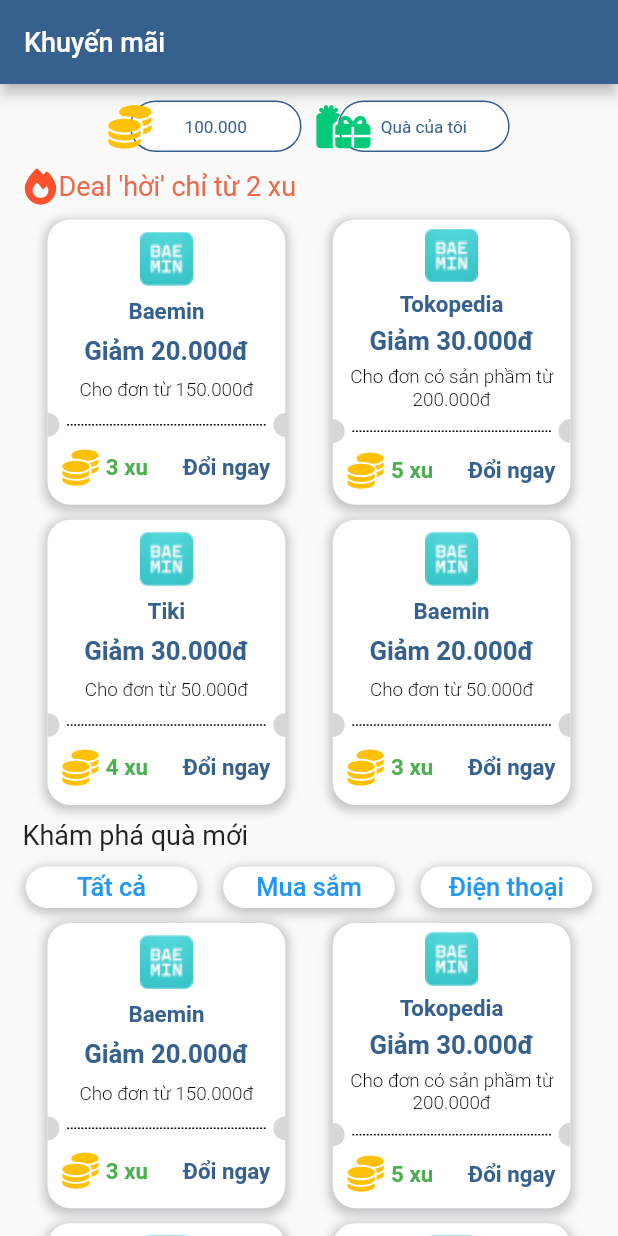
After one commit to hiepchau/NFCEWallet, a Flutter app: the PromoScreen screen opened directly, on a phone screen of 412 x 824 dp. The commit adds this screen. Run offline on Flutter 3.47's test engine with Material 2 defaults, Android fonts, the phone set to English and light mode, and no system bars; our stand-ins replace animated_bottom_navigation_bar, flutter_font_icons, flutter_screenutil, font_awesome_flutter; missing offline and left inert: ewallet.

Commit message:
add promo screen

```diff
--- a/lib/ui/screen/history/history_screen.dart
+++ b/lib/ui/screen/history/history_screen.dart
@@ -9,14 +9,14 @@ import 'package:nfc_e_wallet/ui/style/color.dart';
 import 'history_list.dart';
 import 'history_widget.dart';
 
-class HistoryPage extends StatefulWidget {
-  const HistoryPage({Key? key}) : super(key: key);
+class HistoryScreen extends StatefulWidget {
+  const HistoryScreen({Key? key}) : super(key: key);
 
   @override
-  _HistoryPage createState() => _HistoryPage();
+  _HistoryScreen createState() => _HistoryScreen();
 }
 
-class _HistoryPage extends State<HistoryPage> {
+class _HistoryScreen extends State<HistoryScreen> {
   bool obscureText = true;
   @override
   Widget build(BuildContext context) {
--- a/lib/ui/screen/notification/notification_screen.dart
+++ b/lib/ui/screen/notification/notification_screen.dart
@@ -4,14 +4,14 @@ import 'package:nfc_e_wallet/ui/style/color.dart';
 import 'package:nfc_e_wallet/ui/screen/notification/nofitication_widget.dart';
 import '../app_navigator.dart';
 
-class NotificationPage extends StatefulWidget {
-  const NotificationPage({super.key});
+class NotificationScreen extends StatefulWidget {
+  const NotificationScreen({super.key});
 
   @override
-  _NotificationPage createState() => _NotificationPage();
+  _NotificationScreen createState() => _NotificationScreen();
 }
 
-class _NotificationPage extends State<NotificationPage> {
+class _NotificationScreen extends State<NotificationScreen> {
   @override
   Widget build(BuildContext context) {
     return Scaffold(
--- /dev/null
+++ b/lib/ui/screen/promo/promo_item.dart
@@ -0,0 +1,155 @@
+import 'dart:math';
+
+import 'package:flutter/material.dart';
+import 'package:flutter_screenutil/flutter_screenutil.dart';
+import 'package:font_awesome_flutter/font_awesome_flutter.dart';
+import 'package:nfc_e_wallet/ui/style/color.dart';
+import 'package:nfc_e_wallet/ui/widgets/dashed_line.dart';
+
+class PromoItem extends StatelessWidget {
+  final String title;
+  final String subTitle;
+  final String description;
+  final String price;
+  final String actionTitle;
+
+  const PromoItem(
+      {Key? key,
+        required this.title,
+        required this.subTitle,
+        required this.description,
+        this.price = '',
+        required this.actionTitle})
+      : super(key: key);
+
+  @override
+  Widget build(BuildContext context) {
+    return AspectRatio(
+      aspectRatio: 150 / 180,
+      child: GestureDetector(
+        child: Container(
+            decoration: BoxDecoration(
+              color: Colors.white,
+              borderRadius: BorderRadius.circular(15),
+              boxShadow: [
+                BoxShadow(
+                    color: grey.withOpacity(0.5),
+                    spreadRadius: 2,
+                    blurRadius: 5,
+                    offset: const Offset(0, 2)),
+              ],
+            ),
+            child: LayoutBuilder(
+              builder: (context, constraints) {
+                final height = constraints.maxHeight;
+
+                final decorateHeight = height * 15 / 180;
+
+                return Column(
+                  mainAxisAlignment: MainAxisAlignment.spaceEvenly,
+                  children: [
+                    Container(
+                        width: 30.h,
+                        height: 30.h,
+                        decoration: const BoxDecoration(
+                          image: DecorationImage(
+                            image: AssetImage(
+                                'assets/images/icons/baeminIcon.png'),
+                            fit: BoxFit.cover,
+                          ),
+                        )),
+                    Text(title,
+                        style: TextStyle(
+                            fontSize: 13.sp,
+                            fontWeight: FontWeight.bold,
+                            color: primary)),
+                    Text(subTitle,
+                        style: TextStyle(
+                            fontSize: 15.sp,
+                            fontWeight: FontWeight.bold,
+                            color: primary)),
+                    Text(description,
+                        textAlign: TextAlign.center,
+                        style: TextStyle(
+                          fontSize: 11.sp,
+                          fontWeight: FontWeight.w300,
+                          color: Colors.black,
+                        )),
+                    Row(
+                        mainAxisAlignment: MainAxisAlignment.spaceBetween,
+                        children: [
+                          Container(
+                              height: decorateHeight,
+                              width: decorateHeight / 2,
+                              decoration: const BoxDecoration(
+                                  color: Color.fromARGB(255, 215, 215, 215),
+                                  borderRadius: BorderRadius.only(
+                                    topRight: Radius.circular(100),
+                                    bottomRight: Radius.circular(100),
+                                  ))),
+                          const Expanded(
+                              child: Padding(
+                                padding: EdgeInsets.only(left: 4, right: 4),
+                                child: DashedLine(),
+                              )),
+                          Container(
+                              height: decorateHeight,
+                              width: decorateHeight / 2,
+                              decoration: const BoxDecoration(
+                                  color: Color.fromARGB(255, 215, 215, 215),
+                                  borderRadius: BorderRadius.only(
+                                    topLeft: Radius.circular(100),
+                                    bottomLeft: Radius.circular(100),
+                                  ))),
+                        ]),
+                    IntrinsicHeight(
+                      child: Row(
+                        mainAxisAlignment: MainAxisAlignment.spaceBetween,
+                        crossAxisAlignment: CrossAxisAlignment.stretch,
+                        children: [
+                          Padding(
+                            padding: const EdgeInsets.only(left: 10, bottom: 5),
+                            child: Align(
+                              alignment: Alignment.centerLeft,
+                              child: Row(
+                                mainAxisAlignment: MainAxisAlignment.center,
+                                children: [
+                                  Icon(
+                                    FontAwesomeIcons.coins,
+                                    size: 20.h,
+                                    color: Colors.amber,
+                                  ),
+                                  SizedBox(
+                                    width: 5,
+                                  ),
+                                  Text(price,
+                                      style: TextStyle(
+                                          fontSize: 13.sp,
+                                          fontWeight: FontWeight.bold,
+                                          color: Colors.green)),
+                                ],
+                              ),
+                            ),
+                          ),
+                          Padding(
+                            padding:
+                            const EdgeInsets.only(right: 10, bottom: 5),
+                            child: Align(
+                                alignment: Alignment.centerRight,
+                                child: Text(actionTitle,
+                                    style: TextStyle(
+                                        fontSize: 13.sp,
+                                        fontWeight: FontWeight.bold,
+                                        color: primary))),
+                          )
+                        ],
+                      ),
+                    )
+                  ],
+                );
+              },
+            )),
+      ),
+    );
+  }
+}
--- /dev/null
+++ b/lib/ui/screen/promo/promo_screen.dart
@@ -0,0 +1,366 @@
+import 'dart:math';
+
+import 'package:flutter/material.dart';
+import 'package:flutter/widgets.dart';
+import 'package:flutter_screenutil/flutter_screenutil.dart';
+import 'package:font_awesome_flutter/font_awesome_flutter.dart';
+import 'package:nfc_e_wallet/ui/screen/promo/promo_item.dart';
+import 'package:nfc_e_wallet/ui/style/color.dart';
+import 'package:nfc_e_wallet/utils/list_utils.dart';
+import 'package:nfc_e_wallet/utils/widget_utils.dart';
+
+class Promo {
+  final String title;
+  final String subTitle;
+  final String description;
+  final String price;
+  final String actionTitle;
+
+  Promo(this.title, this.subTitle, this.description, this.price,
+      this.actionTitle);
+
+  static List<Promo> generateRandomPromos(int count) {
+    final random = Random();
+    final titles = [
+      'Baemin',
+      'Grab',
+      'Shopee',
+      'Tiki',
+      'Lazada',
+      'Zalora',
+      'Traveloka',
+      'Gojek',
+      'Tokopedia',
+      'Bukalapak'
+    ];
+    final subTitles = [
+      'Giảm 10.000đ',
+      'Giảm 20.000đ',
+      'Giảm 30.000đ',
+      'Giảm 10%',
+    ];
+    final descriptions = [
+      'Cho đơn từ 50.000đ',
+      'Cho đơn từ 100.000đ',
+      'Cho đơn từ 150.000đ',
+      'Cho đơn có sản phầm từ 200.000đ',
+    ];
+    final prices = [
+      '2 xu',
+      '3 xu',
+      '4 xu',
+      '5 xu',
+    ];
+    final actionTitles = ['Đổi ngay'];
+    final result = <Promo>[];
+    for (int i = 0; i < count; i++) {
+      final title = titles[random.nextInt(titles.length)];
+      final subTitle = subTitles[random.nextInt(subTitles.length)];
+      final description = descriptions[random.nextInt(descriptions.length)];
+      final price = prices[random.nextInt(prices.length)];
+      final actionTitle = actionTitles[random.nextInt(actionTitles.length)];
+      result.add(Promo(title, subTitle, description, price, actionTitle));
+    }
+    return result;
+  }
+
+  Widget toWidget() {
+    return PromoItem(
+      title: title,
+      subTitle: subTitle,
+      description: description,
+      price: price,
+      actionTitle: actionTitle,
+    );
+  }
+}
+
+class _PromoTab extends StatefulWidget {
+  const _PromoTab({Key? key}) : super(key: key);
+
+  @override
+  State<_PromoTab> createState() => _PromoTabState();
+}
+
+class _PromoTabState extends State<_PromoTab> {
+  final List<List<Promo>> _hotPromos = [
+    Promo.generateRandomPromos(4),
+    Promo.generateRandomPromos(6),
+    Promo.generateRandomPromos(3),
+  ];
+  int _promoIndex = 0;
+
+  final _hotDealPromo = Promo.generateRandomPromos(4);
+
+  @override
+  Widget build(BuildContext context) {
+    return LayoutBuilder(
+      builder: (context, constraints) {
+        final width = constraints.maxWidth;
+        final height = constraints.maxHeight;
+
+        final promoItemWidth = width * 150 / 390;
+        final buttonHeight = height * 28 / 720;
+
+        final promoRows = WidgetUtils.rowEvenlyWidthDivideWrap(
+            width,
+            promoItemWidth,
+            2,
+            _hotDealPromo
+                .map((e) =>
+                SizedBox(width: promoItemWidth, child: e.toWidget()))
+                .toList())
+            .map((e) => Row(children: e))
+            .toList();
+
+        return ListView(
+          shrinkWrap: false,
+          children: [
+            Padding(
+              padding: const EdgeInsets.symmetric(horizontal:15.0),
+              child: Row(
+                children: const [
+                  Icon(
+                    FontAwesomeIcons.fire,
+                    color: Color.fromRGBO(252, 82, 44, 1),
+                  ),
+                  Text(
+                    'Deal \'hời\' chỉ từ 2 xu',
+                    style: TextStyle(color: Color.fromRGBO(237, 105, 74, 1), fontSize: 18),
+                  ),
+                ],
+              ),
+            ),
+            SizedBox(height: 10,),
+            Column(
+                children: ListUtils.join(
+                    promoRows, (_) => const SizedBox(height: 10))),
+            SizedBox(height: 10,),
+            const Padding(
+              padding: EdgeInsets.symmetric(horizontal: 15.0),
+              child: Text('Khám phá quà mới',style: TextStyle(fontSize: 18),),
+            ),
+            SizedBox(height: 10,),
+            Row(
+              mainAxisAlignment: MainAxisAlignment.spaceEvenly,
+              children: [
+                buildRoundButton(buttonHeight, 'Tất cả', () {
+                  setState(() {
+                    _promoIndex = 0;
+                  });
+                }),
+                buildRoundButton(buttonHeight, 'Mua sắm', () {
+                  setState(() {
+                    _promoIndex = 1;
+                  });
+                }),
+                buildRoundButton(buttonHeight, 'Điện thoại', () {
+                  setState(() {
+                    _promoIndex = 2;
+                  });
+                }),
+              ],
+            ),
+            SizedBox(height: 10,),
+
+            Column(
+                children: ListUtils.join(
+                    WidgetUtils.rowEvenlyWidthDivideWrap(
+                        width,
+                        promoItemWidth,
+                        2,
+                        _hotPromos[_promoIndex]
+                            .map((e) => SizedBox(
+                            width: promoItemWidth, child: e.toWidget()))
+                            .toList())
+                        .map((e) => Row(children: e))
+                        .toList(),
+                        (_) => const SizedBox(height: 10))),
+            SizedBox(height: 30,),
+          ],
+        );
+      },
+    );
+  }
+
+  Widget buildRoundButton(
+      double suggestIconHeight, String text, void Function()? onTap) {
+    return Container(
+      width: 100.w,
+      height: suggestIconHeight,
+      decoration: BoxDecoration(
+        color: Colors.white,
+        borderRadius: BorderRadius.circular(25),
+        boxShadow: [
+          BoxShadow(
+              color: grey.withOpacity(0.5),
+              spreadRadius: 2,
+              blurRadius: 5,
+              offset: const Offset(0, 2)),
+        ],
+      ),
+      child: FittedBox(
+        fit: BoxFit.fitHeight,
+        child: Center(
+          child: TextButton(
+            onPressed: onTap,
+            child: Text(text, style: TextStyle(fontSize: 30.sp)),
+          ),
+        ),
+      ),
+    );
+  }
+}
+
+class PromoScreen extends StatefulWidget {
+  const PromoScreen({Key? key}) : super(key: key);
+
+  @override
+  State<PromoScreen> createState() => _PromoPageState();
+}
+
+class _PromoPageState extends State<PromoScreen> with TickerProviderStateMixin {
+  late TabController _tabController;
+
+  @override
+  void initState() {
+    super.initState();
+    _tabController = TabController(initialIndex: 0, length: 2, vsync: this);
+  }
+
+  @override
+  Widget build(BuildContext context) {
+    return Scaffold(
+      appBar: AppBar(
+        automaticallyImplyLeading: false,
+        backgroundColor: primary,
+        title: Text(
+          'Khuyến mãi',
+          style: TextStyle(color: onPrimary, fontSize: 18),
+        ),
+      ),
+      body: SafeArea(
+          child: Stack(
+            children: [
+              Column(
+                children: [
+                  Expanded(
+                      flex: 53,
+                      child: LayoutBuilder(
+                        builder: (context, constraints) {
+                          final width = constraints.maxWidth;
+
+                          // final iconWidth = width * 25 / 390;
+                          // final contentWidth = width * 100 / 390;
+                          final iconWidth = 25.0.w;
+                          final contentWidth = 100.0.w;
+
+                          final fontSize = 10.0.sp;
+
+                          return Row(
+                              mainAxisAlignment: MainAxisAlignment.center,
+                              children: [
+                                decorateFlexButton(
+                                    iconWidth,
+                                    fontSize,
+                                    contentWidth,
+                                    FontAwesomeIcons.coins,
+                                    Colors.amber,
+                                    '100.000',
+                                    onPrimary, () {
+                                  setState(() {
+                                    _tabController.index = 0;
+                                  });
+                                }),
+                                SizedBox(width: 10,),
+                                decorateFlexButton(
+                                    iconWidth,
+                                    fontSize,
+                                    contentWidth,
+                                    FontAwesomeIcons.gifts,
+                                    green,
+                                    'Quà của tôi',
+                                    onPrimary, () {
+                                  setState(() {
+                                    _tabController.index = 1;
+                                  });
+                                })
+                              ]);
+                        },
+                      )),
+                  Expanded(
+                      flex: 670,
+                      child: TabBarView(
+                          controller: _tabController,
+                          children: const [_PromoTab(), _PromoTab()])),
+                ],
+              )
+            ],
+          )),
+    );
+  }
+
+  Widget decorateFlexButton(
+      double iconWidth,
+      double fontSize,
+      double contentWidth,
+      IconData icon,
+      Color iconColor,
+      String text,
+      Color color,
+      void Function()? onTap) {
+    return buildFlexButton(
+        Icon(
+          icon,
+          color: iconColor,
+          size: MediaQuery.of(context).size.width > 350 ? 35 : 20,
+        ),
+        iconWidth,
+        Container(
+            height: iconWidth * 1.2,
+            decoration: BoxDecoration(
+                border: Border.all(color: primary),
+                borderRadius: const BorderRadius.all(Radius.circular(25)),
+                color: color),
+            child: Center(
+              child: Text(text,
+                  style:
+                  TextStyle(fontSize: fontSize, color: primary)),
+            )),
+        contentWidth,
+        onTap);
+  }
+
+  Widget buildFlexButton(Widget flex, double flexWidth, Widget content,
+      double contentWidth, void Function()? onTap) {
+    double flexOver = flexWidth * 0.5;
+    double flexRemain = flexWidth - flexOver;
+    return SizedBox(
+      width: flexRemain + contentWidth,
+      child: GestureDetector(
+        onTap: onTap,
+        child: Stack(
+          children: [
+            Align(
+              alignment: Alignment.centerLeft,
+              child: Padding(
+                padding: EdgeInsets.only(left: flexRemain),
+                child: SizedBox(
+                  width: contentWidth,
+                  child: content,
+                ),
+              ),
+            ),
+            Align(
+              alignment: Alignment.centerLeft,
+              child: SizedBox(
+                width: flexWidth,
+                child: FittedBox(child: flex),
+              ),
+            ),
+          ],
+        ),
+      ),
+    );
+  }
+}
--- /dev/null
+++ b/lib/ui/widgets/dashed_line.dart
@@ -0,0 +1,32 @@
+import 'package:flutter/material.dart';
+
+class DashedLine extends StatelessWidget {
+  const DashedLine({Key? key, this.height = 1, this.color = Colors.black})
+      : super(key: key);
+  final double height;
+  final Color color;
+
+  @override
+  Widget build(BuildContext context) {
+    return LayoutBuilder(
+      builder: (context, constraints) {
+        final boxWidth = constraints.maxWidth;
+        const dashWidth = 1.2;
+        final dashHeight = height;
+        final dashCount = (boxWidth / (2 * dashWidth)).floor();
+        return Row(
+          mainAxisAlignment: MainAxisAlignment.spaceEvenly,
+          children: List.generate(dashCount, (_) {
+            return SizedBox(
+              width: dashWidth,
+              height: dashHeight,
+              child: DecoratedBox(
+                decoration: BoxDecoration(color: color),
+              ),
+            );
+          }),
+        );
+      },
+    );
+  }
+}
```
